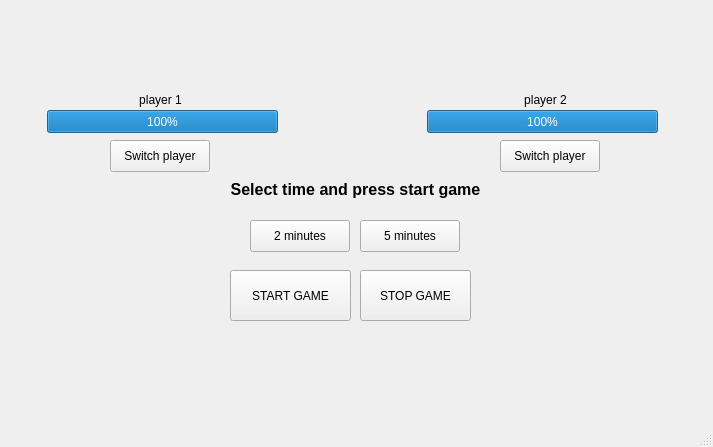
rimputus/Olio-ohjelmointi, file viiko7/mainwindow.ui: the form before one commit.
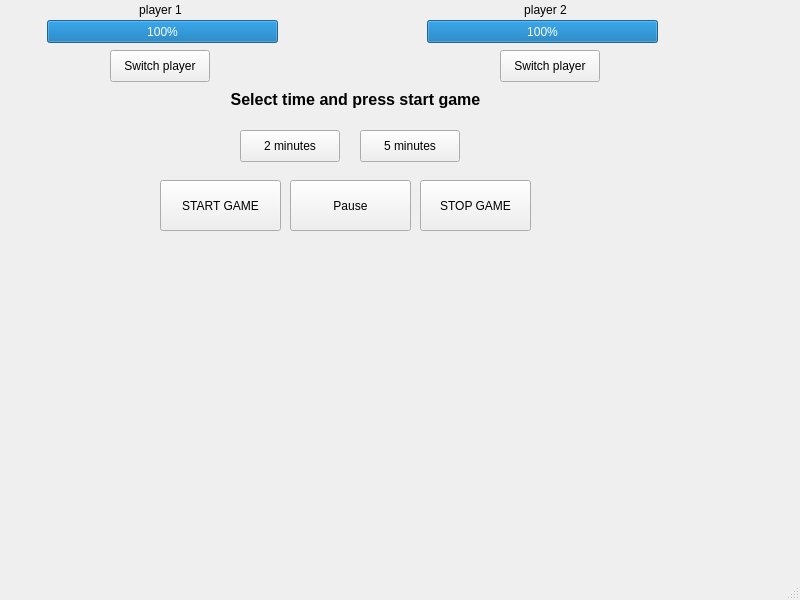
The form after the commit.

```diff
--- a/viiko7/mainwindow.ui
+++ b/viiko7/mainwindow.ui
@@ -6,45 +6,32 @@
    <rect>
     <x>0</x>
     <y>0</y>
-    <width>713</width>
-    <height>447</height>
+    <width>800</width>
+    <height>600</height>
    </rect>
   </property>
   <property name="windowTitle">
    <string>MainWindow</string>
   </property>
   <widget class="QWidget" name="centralwidget">
-   <widget class="QProgressBar" name="barPlayer1">
+   <widget class="QPushButton" name="btnStartGame">
     <property name="geometry">
      <rect>
-      <x>47</x>
-      <y>110</y>
-      <width>231</width>
-      <height>23</height>
+      <x>160</x>
+      <y>180</y>
+      <width>121</width>
+      <height>51</height>
      </rect>
     </property>
-    <property name="value">
-     <number>100</number>
-    </property>
-   </widget>
-   <widget class="QProgressBar" name="barPlayer2">
-    <property name="geometry">
-     <rect>
-      <x>427</x>
-      <y>110</y>
-      <width>231</width>
-      <height>23</height>
-     </rect>
-    </property>
-    <property name="value">
-     <number>100</number>
+    <property name="text">
+     <string>START GAME</string>
     </property>
    </widget>
    <widget class="QLabel" name="label">
     <property name="geometry">
      <rect>
       <x>50</x>
-      <y>90</y>
+      <y>0</y>
       <width>221</width>
       <height>20</height>
      </rect>
@@ -60,7 +47,7 @@
     <property name="geometry">
      <rect>
       <x>430</x>
-      <y>90</y>
+      <y>0</y>
       <width>231</width>
       <height>20</height>
      </rect>
@@ -72,24 +59,11 @@
      <set>Qt::AlignCenter</set>
     </property>
    </widget>
-   <widget class="QPushButton" name="btnSwitcP1">
-    <property name="geometry">
-     <rect>
-      <x>110</x>
-      <y>140</y>
-      <width>100</width>
-      <height>32</height>
-     </rect>
-    </property>
-    <property name="text">
-     <string>Switch player</string>
-    </property>
-   </widget>
    <widget class="QPushButton" name="btnSwitchP2">
     <property name="geometry">
      <rect>
       <x>500</x>
-      <y>140</y>
+      <y>50</y>
       <width>100</width>
       <height>32</height>
      </rect>
@@ -101,8 +75,8 @@
    <widget class="QPushButton" name="btn2min">
     <property name="geometry">
      <rect>
-      <x>250</x>
-      <y>220</y>
+      <x>240</x>
+      <y>130</y>
       <width>100</width>
       <height>32</height>
      </rect>
@@ -111,50 +85,37 @@
      <string>2 minutes</string>
     </property>
    </widget>
-   <widget class="QPushButton" name="btn5min">
+   <widget class="QProgressBar" name="barPlayer1">
     <property name="geometry">
      <rect>
-      <x>360</x>
-      <y>220</y>
-      <width>100</width>
-      <height>32</height>
+      <x>47</x>
+      <y>20</y>
+      <width>231</width>
+      <height>23</height>
      </rect>
     </property>
-    <property name="text">
-     <string>5 minutes</string>
+    <property name="value">
+     <number>100</number>
     </property>
    </widget>
-   <widget class="QPushButton" name="btnStartGame">
+   <widget class="QProgressBar" name="barPlayer2">
     <property name="geometry">
      <rect>
-      <x>230</x>
-      <y>270</y>
-      <width>121</width>
-      <height>51</height>
+      <x>427</x>
+      <y>20</y>
+      <width>231</width>
+      <height>23</height>
      </rect>
     </property>
-    <property name="text">
-     <string>START GAME</string>
-    </property>
-   </widget>
-   <widget class="QPushButton" name="btnStopGame">
-    <property name="geometry">
-     <rect>
-      <x>360</x>
-      <y>270</y>
-      <width>111</width>
-      <height>51</height>
-     </rect>
-    </property>
-    <property name="text">
-     <string>STOP GAME</string>
+    <property name="value">
+     <number>100</number>
     </property>
    </widget>
    <widget class="QLabel" name="lblinfoText">
     <property name="geometry">
      <rect>
       <x>0</x>
-      <y>180</y>
+      <y>90</y>
       <width>711</width>
       <height>20</height>
      </rect>
@@ -166,13 +127,65 @@
      <set>Qt::AlignCenter</set>
     </property>
    </widget>
+   <widget class="QPushButton" name="btnStopGame">
+    <property name="geometry">
+     <rect>
+      <x>420</x>
+      <y>180</y>
+      <width>111</width>
+      <height>51</height>
+     </rect>
+    </property>
+    <property name="text">
+     <string>STOP GAME</string>
+    </property>
+   </widget>
+   <widget class="QPushButton" name="btn5min">
+    <property name="geometry">
+     <rect>
+      <x>360</x>
+      <y>130</y>
+      <width>100</width>
+      <height>32</height>
+     </rect>
+    </property>
+    <property name="text">
+     <string>5 minutes</string>
+    </property>
+   </widget>
+   <widget class="QPushButton" name="btnSwitchP1">
+    <property name="geometry">
+     <rect>
+      <x>110</x>
+      <y>50</y>
+      <width>100</width>
+      <height>32</height>
+     </rect>
+    </property>
+    <property name="text">
+     <string>Switch player</string>
+    </property>
+   </widget>
+   <widget class="QPushButton" name="btnpause">
+    <property name="geometry">
+     <rect>
+      <x>290</x>
+      <y>180</y>
+      <width>121</width>
+      <height>51</height>
+     </rect>
+    </property>
+    <property name="text">
+     <string>Pause</string>
+    </property>
+   </widget>
   </widget>
   <widget class="QMenuBar" name="menubar">
    <property name="geometry">
     <rect>
      <x>0</x>
      <y>0</y>
-     <width>713</width>
+     <width>800</width>
      <height>21</height>
     </rect>
    </property>
```
